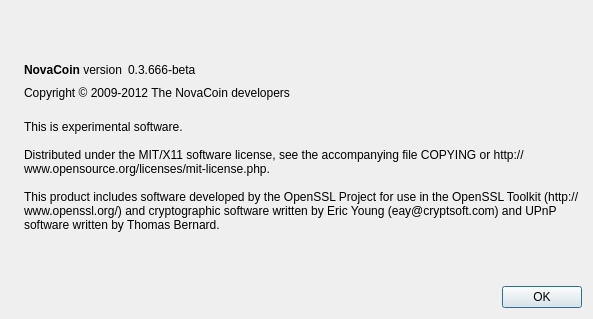
First picture: the form in src/qt/forms/aboutdialog.ui, repository Infernoman/Sembros-Next, before the edit.
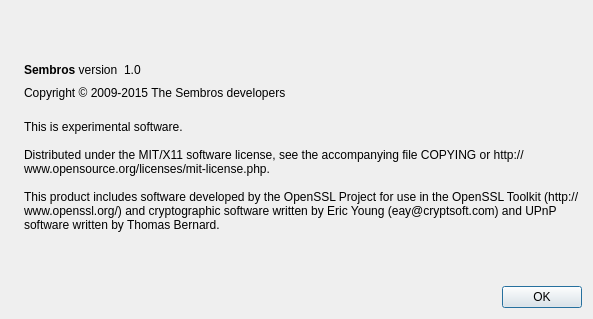
Second picture: the form after the edit. Icons and pictures are not drawn.

Diff of the .ui file:
```diff
--- a/src/qt/forms/aboutdialog.ui
+++ b/src/qt/forms/aboutdialog.ui
@@ -50,7 +50,7 @@
           <cursorShape>IBeamCursor</cursorShape>
          </property>
          <property name="text">
-          <string>&lt;b&gt;NovaCoin&lt;/b&gt; version</string>
+          <string>&lt;b&gt;Sembros&lt;/b&gt; version</string>
          </property>
          <property name="textInteractionFlags">
           <set>Qt::LinksAccessibleByMouse|Qt::TextSelectableByKeyboard|Qt::TextSelectableByMouse</set>
@@ -63,7 +63,7 @@
           <cursorShape>IBeamCursor</cursorShape>
          </property>
          <property name="text">
-          <string notr="true">0.3.666-beta</string>
+          <string notr="true">1.0</string>
          </property>
          <property name="textInteractionFlags">
           <set>Qt::LinksAccessibleByMouse|Qt::TextSelectableByKeyboard|Qt::TextSelectableByMouse</set>
@@ -91,7 +91,7 @@
         <cursorShape>IBeamCursor</cursorShape>
        </property>
        <property name="text">
-        <string>Copyright © 2009-2012 The NovaCoin developers</string>
+        <string>Copyright © 2009-2015 The Sembros developers</string>
        </property>
        <property name="textInteractionFlags">
         <set>Qt::LinksAccessibleByMouse|Qt::TextSelectableByKeyboard|Qt::TextSelectableByMouse</set>
```
Left out of the diff: 2 changed lines with no effect on the pictures.
